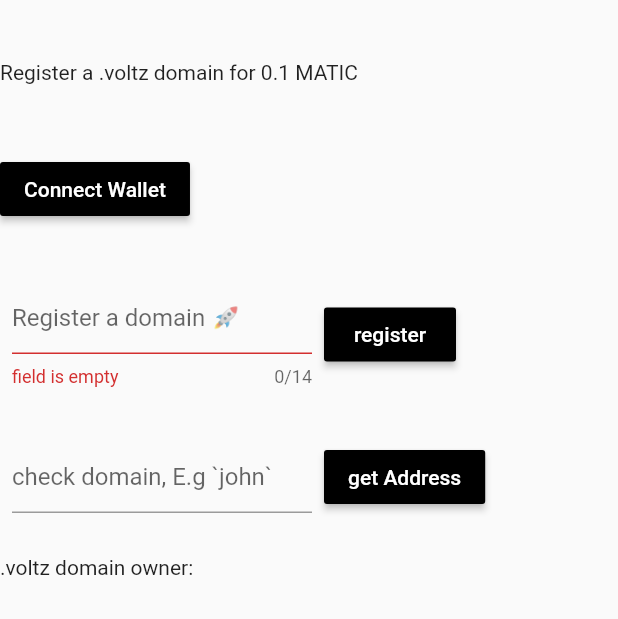
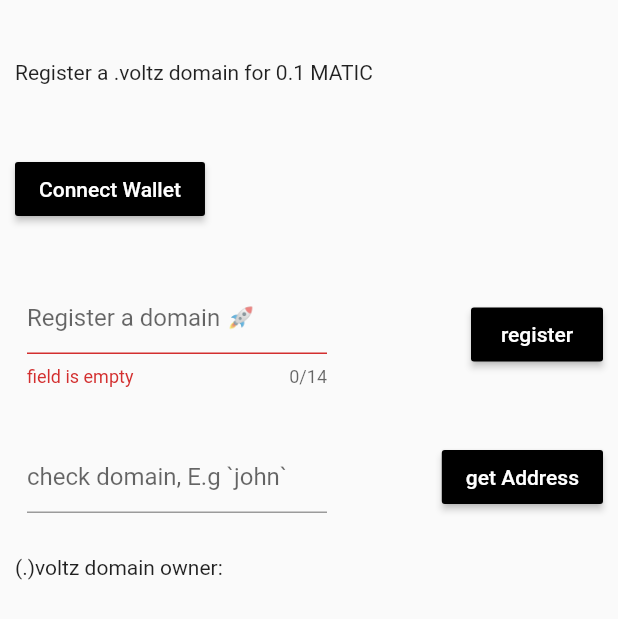
Before and after one commit to viktorvoltz/open-name-service, a Flutter app: the screen it shows after launch, after a tap on "get Address", on a phone screen of 412 x 824 dp. Shown: the top 619 px of the screen. Run offline on Flutter 3.47's test engine with Material 2 defaults, Android fonts, the phone set to English and light mode, and no system bars; our stand-ins replace connectivity_plus, get_it; missing offline and left inert: walletconnect_dart, web3dart; project files that could hold a hidden picture were left out.

Commit message:
feat: domain address

```diff
--- a/lib/page/contr_page.dart
+++ b/lib/page/contr_page.dart
@@ -41,14 +41,16 @@ class _ContractPageState extends State<ContractPage> {
   Widget build(BuildContext context) {
     final wcs = Provider.of<WalletConnectService>(context);
     return Scaffold(
+      resizeToAvoidBottomInset: false,
       body: SafeArea(
-        minimum: const EdgeInsets.only(top: 40),
+        minimum: const EdgeInsets.only(top: 40, left: 10, right: 10),
         child: Center(
-          child: Column(
-              crossAxisAlignment: CrossAxisAlignment.start,
-              children: [
+          child:
+              Column(crossAxisAlignment: CrossAxisAlignment.start, children: [
             const Text("Register a .voltz domain for 0.1 MATIC"),
-                const SizedBox(height: 10,),
+            const SizedBox(
+              height: 10,
+            ),
             Text(wcs.account),
             const SizedBox(height: 20),
             CustomButton(
@@ -64,8 +66,7 @@ class _ContractPageState extends State<ContractPage> {
               height: 30,
             ),
             Row(
-                  mainAxisAlignment: MainAxisAlignment.spaceEvenly,
-                  mainAxisSize: MainAxisSize.min,
+              mainAxisAlignment: MainAxisAlignment.spaceBetween,
               children: [
                 Padding(
                   padding: const EdgeInsets.all(8.0),
@@ -97,8 +98,7 @@ class _ContractPageState extends State<ContractPage> {
               height: 20,
             ),
             Row(
-                  mainAxisAlignment: MainAxisAlignment.spaceEvenly,
-                  mainAxisSize: MainAxisSize.min,
+              mainAxisAlignment: MainAxisAlignment.spaceBetween,
               children: [
                 Padding(
                   padding: const EdgeInsets.all(8.0),
@@ -121,7 +121,7 @@ class _ContractPageState extends State<ContractPage> {
                         domainAddress = await locator
                             .get<DomainContract>()
                             .getAddress(_address.text);
-                            print(domainAddress);
+                        setState(() {});
                       }),
                 ),
               ],
@@ -129,8 +129,13 @@ class _ContractPageState extends State<ContractPage> {
             const SizedBox(
               height: 20,
             ),
-                const Text('.voltz domain owner:'),
-                domainAddress == null ? Container() : Text('${_address.text}.voltz is owned by ${domainAddress[0]}')
+            const Text('(.)voltz domain owner:'),
+            const SizedBox(height: 10,),
+            domainAddress == null
+                ? Container()
+                : Text(domainAddress[0].toString().contains('0x0000000000')
+                    ? '${_address.text} is unregistered yet'
+                    : '${_address.text}.voltz is owned by\n ${domainAddress[0]}')
           ]),
         ),
       ),
```
Lines whose indentation alone changed are shown as unchanged.
